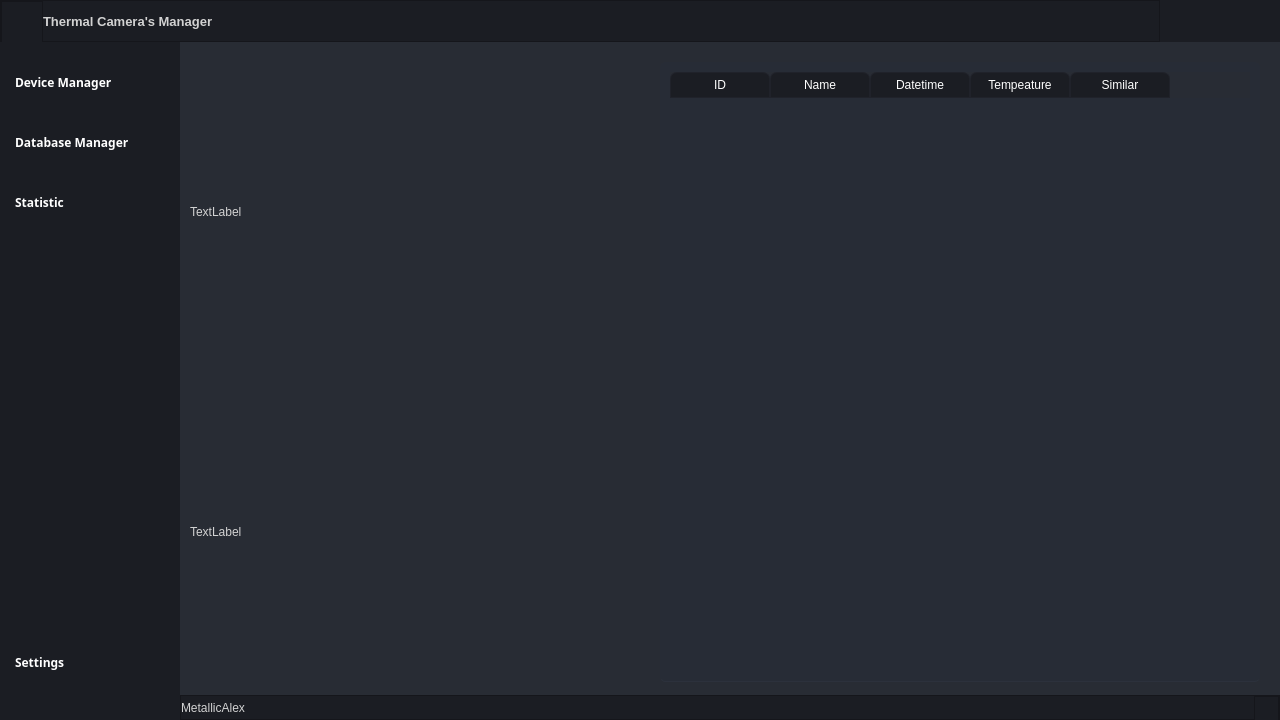
First picture: the form in widget/forms/form_main.ui, repository MetallicAlex/Thermal-Camera, before the edit.
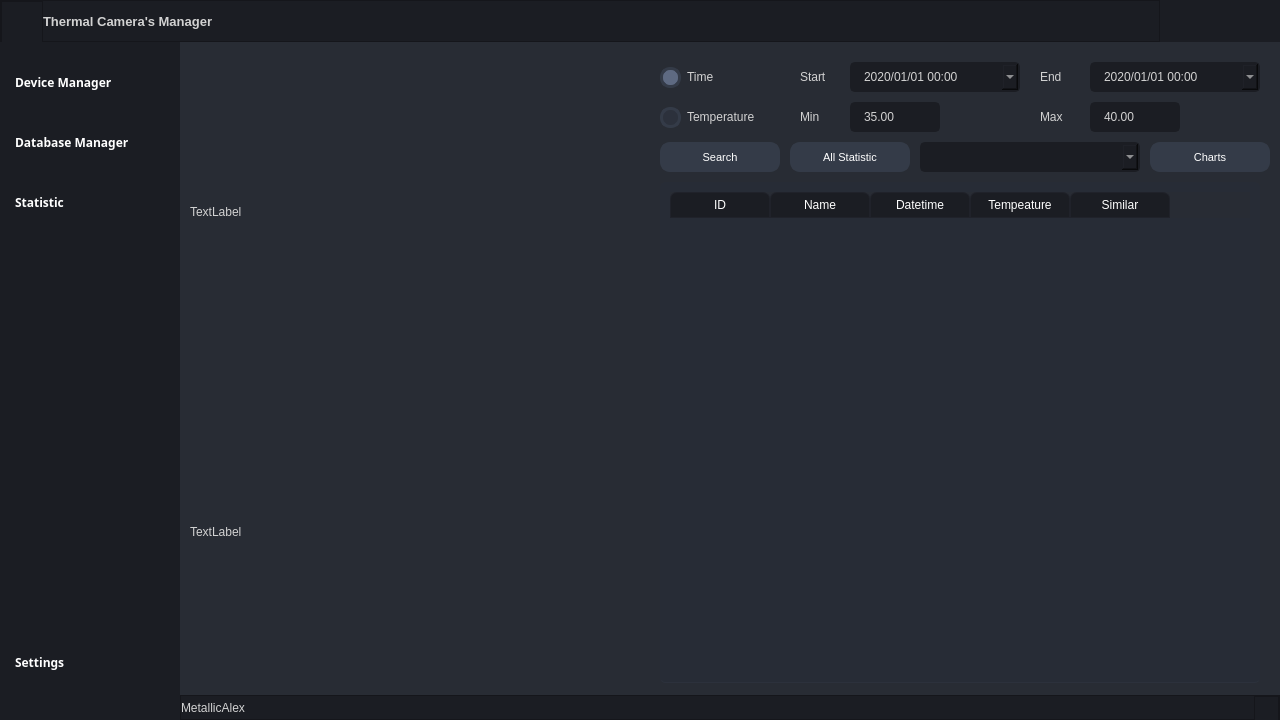
Second picture: the form after the edit. The open tabs and pages were chosen to show the change. Icons and pictures are not drawn.

Commit message: update interface of page statistic

```diff
--- a/widget/forms/form_main.ui
+++ b/widget/forms/form_main.ui
@@ -265,7 +265,118 @@
     background-color: rgb(65, 130, 195);
 }
 
-</string>
+/* DateTimeEdit */
+QDateTimeEdit {
+	background-color: rgb(27, 29, 35);
+	border-radius: 5px;
+	border: 2px solid rgb(27, 29, 35);
+	padding: 5px;
+	padding-left: 10px;
+}
+QDateTimeEdit :hover{
+	border: 2px solid rgb(64, 71, 88);
+}
+QDateTimeEdit::drop-down {
+	subcontrol-origin: padding;
+	subcontrol-position: top right;
+	width: 25px; 
+	border-left-width: 3px;
+	border-left-color: rgba(39, 44, 54, 150);
+	border-left-style: solid;
+	border-top-right-radius: 3px;
+	border-bottom-right-radius: 3px;	
+	background-image: url(:/16x16/data/resources/icons/16x16/cil-arrow-bottom.png);
+	background-position: center;
+	background-repeat: no-reperat;
+ }
+QDateTimeEdit QAbstractItemView {
+	color: rgb(85, 170, 255);	
+	background-color: rgb(27, 29, 35);
+	padding: 10px;
+	selection-background-color: rgb(39, 44, 54);
+}
+
+/* DoubleSpinBox */
+QDoubleSpinBox {
+	background-color: rgb(27, 29, 35);
+	border-radius: 5px;
+	border: 2px solid rgb(27, 29, 35);
+	padding: 5px;
+	padding-left: 10px;
+}
+QDoubleSpinBox :hover{
+	border: 2px solid rgb(64, 71, 88);
+}
+QDoubleSpinBox::up-arrow {
+	subcontrol-origin: padding;
+	subcontrol-position: top right;
+	width: 25px; 
+	border-left-width: 3px;
+	border-left-color: rgba(39, 44, 54, 150);
+	border-left-style: solid;
+	border-top-right-radius: 3px;
+	border-bottom-right-radius: 3px;	
+	background-image: url(:/16x16/data/resources/icons/16x16/cil-arrow-top.png);
+	background-position: center;
+	background-repeat: no-reperat;
+ }
+QDoubleSpinBox::down-arrow {
+	subcontrol-origin: padding;
+	subcontrol-position: top right;
+	width: 25px; 
+	border-left-width: 3px;
+	border-left-color: rgba(39, 44, 54, 150);
+	border-left-style: solid;
+	border-top-right-radius: 3px;
+	border-bottom-right-radius: 3px;	
+	background-image: url(:/16x16/data/resources/icons/16x16/cil-arrow-bottom.png);
+	background-position: center;
+	background-repeat: no-reperat;
+ }
+QDoubleSpinBox::up-button {
+	background-color: transparent;
+ }
+QDoubleSpinBox::down-button {
+	background-color: transparent;
+ }
+QDoubleSpinBox QAbstractItemView {
+	color: rgb(85, 170, 255);	
+	background-color: rgb(27, 29, 35);
+	padding: 10px;
+	selection-background-color: rgb(39, 44, 54);
+}
+
+/* Calendar Widget */
+QCalendarWidget QToolButton {
+	height: 40px;
+	width: 120px;
+	color: rgb(180,180,180);
+	font-size: 16px;
+	font: &quot;Segoe UI&quot;;
+	icon-size:20px, 20px;
+	background-color:black;
+}
+
+  /* header row */
+QCalendarWidget  QWidget
+{
+	alternate-background-color: rgb(52, 59, 72);
+}
+  /*normal days */
+QCalendarWidget QAbstractItemView:enabled {
+	font-size:12px;
+	font: &quot;Segoe UI&quot;;
+	color: rgb(180,180,180);
+	background-color: black;
+	selection-background-color: rgb(52, 59, 72); 
+	selection-color:rgb(85, 170, 255);
+}
+#qt_calendar_prevmonth{
+	qproperty-icon: url(:/16x16/data/resources/icons/16x16/cil-arrow-left.png);
+}
+#qt_calendar_nextmonth{
+	qproperty-icon: url(:/16x16/data/resources/icons/16x16/cil-arrow-right.png);
+}</string>
     </property>
     <property name="frameShape">
      <enum>QFrame::NoFrame</enum>
@@ -2062,9 +2173,9 @@
                <property name="geometry">
                 <rect>
                  <x>480</x>
-                 <y>20</y>
+                 <y>140</y>
                  <width>600</width>
-                 <height>620</height>
+                 <height>501</height>
                 </rect>
                </property>
                <property name="styleSheet">
@@ -2159,6 +2270,442 @@
                 </property>
                </column>
               </widget>
+              <widget class="QDateTimeEdit" name="dateTimeEdit_start">
+               <property name="geometry">
+                <rect>
+                 <x>670</x>
+                 <y>20</y>
+                 <width>170</width>
+                 <height>30</height>
+                </rect>
+               </property>
+               <property name="font">
+                <font>
+                 <family>Segoe UI</family>
+                 <pointsize>9</pointsize>
+                </font>
+               </property>
+               <property name="styleSheet">
+                <string notr="true">QDateTimeEdit{
+	background-color: rgb(27, 29, 35);
+	border-radius: 5px;
+	border: 2px solid rgb(27, 29, 35);
+	padding: 5px;
+	padding-left: 10px;
+}
+QDateTimeEdit:hover{
+	border: 2px solid rgb(64, 71, 88);
+}
+QDateTimeEdit QAbstractItemView {
+	color: rgb(85, 170, 255);	
+	background-color: rgb(27, 29, 35);
+	padding: 10px;
+	selection-background-color: rgb(39, 44, 54);
+}</string>
+               </property>
+               <property name="minimumDate">
+                <date>
+                 <year>2020</year>
+                 <month>1</month>
+                 <day>1</day>
+                </date>
+               </property>
+               <property name="displayFormat">
+                <string>yyyy/MM/dd HH:mm</string>
+               </property>
+               <property name="calendarPopup">
+                <bool>true</bool>
+               </property>
+              </widget>
+              <widget class="QDateTimeEdit" name="dateTimeEdit_end">
+               <property name="geometry">
+                <rect>
+                 <x>910</x>
+                 <y>20</y>
+                 <width>170</width>
+                 <height>30</height>
+                </rect>
+               </property>
+               <property name="font">
+                <font>
+                 <family>Segoe UI</family>
+                 <pointsize>9</pointsize>
+                </font>
+               </property>
+               <property name="styleSheet">
+                <string notr="true">QDateTimeEdit {
+	background-color: rgb(27, 29, 35);
+	border-radius: 5px;
+	border: 2px solid rgb(27, 29, 35);
+	padding-left: 10px;
+}
+QDateTimeEdit:hover {
+	border: 2px solid rgb(64, 71, 88);
+}
+QDateTimeEdit:focus {
+	border: 2px solid rgb(91, 101, 124);
+}</string>
+               </property>
+               <property name="minimumDate">
+                <date>
+                 <year>2020</year>
+                 <month>1</month>
+                 <day>1</day>
+                </date>
+               </property>
+               <property name="displayFormat">
+                <string>yyyy/MM/dd HH:mm</string>
+               </property>
+               <property name="calendarPopup">
+                <bool>true</bool>
+               </property>
+              </widget>
+              <widget class="QLabel" name="label_start_time">
+               <property name="geometry">
+                <rect>
+                 <x>620</x>
+                 <y>20</y>
+                 <width>40</width>
+                 <height>30</height>
+                </rect>
+               </property>
+               <property name="font">
+                <font>
+                 <family>Segoe UI</family>
+                 <pointsize>9</pointsize>
+                </font>
+               </property>
+               <property name="text">
+                <string>Start</string>
+               </property>
+              </widget>
+              <widget class="QLabel" name="label_end_time">
+               <property name="geometry">
+                <rect>
+                 <x>860</x>
+                 <y>20</y>
+                 <width>40</width>
+                 <height>30</height>
+                </rect>
+               </property>
+               <property name="font">
+                <font>
+                 <family>Segoe UI</family>
+                 <pointsize>9</pointsize>
+                </font>
+               </property>
+               <property name="text">
+                <string>End</string>
+               </property>
+              </widget>
+              <widget class="QRadioButton" name="radiobutton_time">
+               <property name="geometry">
+                <rect>
+                 <x>480</x>
+                 <y>20</y>
+                 <width>120</width>
+                 <height>30</height>
+                </rect>
+               </property>
+               <property name="font">
+                <font>
+                 <family>Segoe UI</family>
+                 <pointsize>9</pointsize>
+                </font>
+               </property>
+               <property name="styleSheet">
+                <string notr="true"/>
+               </property>
+               <property name="text">
+                <string>Time</string>
+               </property>
+               <property name="checked">
+                <bool>true</bool>
+               </property>
+              </widget>
+              <widget class="QRadioButton" name="radiobutton_temperature">
+               <property name="geometry">
+                <rect>
+                 <x>480</x>
+                 <y>60</y>
+                 <width>120</width>
+                 <height>30</height>
+                </rect>
+               </property>
+               <property name="font">
+                <font>
+                 <family>Segoe UI</family>
+                 <pointsize>9</pointsize>
+                </font>
+               </property>
+               <property name="text">
+                <string>Temperature</string>
+               </property>
+              </widget>
+              <widget class="QLabel" name="label_min_temperature">
+               <property name="geometry">
+                <rect>
+                 <x>620</x>
+                 <y>60</y>
+                 <width>40</width>
+                 <height>30</height>
+                </rect>
+               </property>
+               <property name="font">
+                <font>
+                 <family>Segoe UI</family>
+                 <pointsize>9</pointsize>
+                </font>
+               </property>
+               <property name="text">
+                <string>Min</string>
+               </property>
+              </widget>
+              <widget class="QDoubleSpinBox" name="doubleSpinBox_min_temperature">
+               <property name="geometry">
+                <rect>
+                 <x>670</x>
+                 <y>60</y>
+                 <width>90</width>
+                 <height>30</height>
+                </rect>
+               </property>
+               <property name="styleSheet">
+                <string notr="true">QDoubleSpinBox {
+	background-color: rgb(27, 29, 35);
+	border-radius: 5px;
+	border: 2px solid rgb(27, 29, 35);
+	padding-left: 10px;
+}
+QDoubleSpinBox:hover {
+	border: 2px solid rgb(64, 71, 88);
+}
+QDoubleSpinBox:focus {
+	border: 2px solid rgb(91, 101, 124);
+}</string>
+               </property>
+               <property name="minimum">
+                <double>35.000000000000000</double>
+               </property>
+               <property name="maximum">
+                <double>40.000000000000000</double>
+               </property>
+               <property name="singleStep">
+                <double>0.100000000000000</double>
+               </property>
+              </widget>
+              <widget class="QDoubleSpinBox" name="doubleSpinBox_max_temperature">
+               <property name="geometry">
+                <rect>
+                 <x>910</x>
+                 <y>60</y>
+                 <width>90</width>
+                 <height>30</height>
+                </rect>
+               </property>
+               <property name="styleSheet">
+                <string notr="true">QDoubleSpinBox {
+	background-color: rgb(27, 29, 35);
+	border-radius: 5px;
+	border: 2px solid rgb(27, 29, 35);
+	padding-left: 10px;
+}
+QDoubleSpinBox:hover {
+	border: 2px solid rgb(64, 71, 88);
+}
+QDoubleSpinBox:focus {
+	border: 2px solid rgb(91, 101, 124);
+}</string>
+               </property>
+               <property name="minimum">
+                <double>35.000000000000000</double>
+               </property>
+               <property name="maximum">
+                <double>40.000000000000000</double>
+               </property>
+               <property name="singleStep">
+                <double>0.100000000000000</double>
+               </property>
+               <property name="value">
+                <double>40.000000000000000</double>
+               </property>
+              </widget>
+              <widget class="QLabel" name="label_max_temperature">
+               <property name="geometry">
+                <rect>
+                 <x>860</x>
+                 <y>60</y>
+                 <width>40</width>
+                 <height>30</height>
+                </rect>
+               </property>
+               <property name="font">
+                <font>
+                 <family>Segoe UI</family>
+                 <pointsize>9</pointsize>
+                </font>
+               </property>
+               <property name="text">
+                <string>Max</string>
+               </property>
+              </widget>
+              <widget class="QPushButton" name="button_search_statistics">
+               <property name="geometry">
+                <rect>
+                 <x>480</x>
+                 <y>100</y>
+                 <width>120</width>
+                 <height>30</height>
+                </rect>
+               </property>
+               <property name="font">
+                <font>
+                 <family>Segoe UI</family>
+                 <pointsize>8</pointsize>
+                </font>
+               </property>
+               <property name="styleSheet">
+                <string notr="true">QPushButton {
+	border: 2px solid rgb(52, 59, 72);
+	border-radius: 10px;	
+	background-color: rgb(52, 59, 72);
+	color: rgb(255, 255, 255);
+}
+QPushButton:hover {
+	background-color: rgb(57, 65, 80);
+	color: rgb(227, 227, 227);
+	border: 2px solid rgb(61, 70, 86);
+}
+QPushButton:pressed {	
+	background-color: rgb(35, 40, 49);
+	color: rgb(255, 255, 255);
+	border: 2px solid rgb(43, 50, 61);
+}</string>
+               </property>
+               <property name="text">
+                <string>Search</string>
+               </property>
+               <property name="icon">
+                <iconset resource="../files.qrc">
+                 <normaloff>:/16x16/data/resources/icons/16x16/cil-magnifying-glass.png</normaloff>:/16x16/data/resources/icons/16x16/cil-magnifying-glass.png</iconset>
+               </property>
+              </widget>
+              <widget class="QComboBox" name="comboBox_employees">
+               <property name="geometry">
+                <rect>
+                 <x>740</x>
+                 <y>100</y>
+                 <width>220</width>
+                 <height>30</height>
+                </rect>
+               </property>
+               <property name="font">
+                <font>
+                 <family>Segoe UI</family>
+                 <pointsize>9</pointsize>
+                </font>
+               </property>
+               <property name="styleSheet">
+                <string notr="true">QComboBox{
+	background-color: rgb(27, 29, 35);
+	border-radius: 5px;
+	border: 2px solid rgb(27, 29, 35);
+	padding: 5px;
+	padding-left: 10px;
+}
+QComboBox:hover{
+	border: 2px solid rgb(64, 71, 88);
+}
+QComboBox QAbstractItemView {
+	color: rgb(85, 170, 255);	
+	background-color: rgb(27, 29, 35);
+	padding: 10px;
+	selection-background-color: rgb(39, 44, 54);
+}</string>
+               </property>
+              </widget>
+              <widget class="QPushButton" name="button_person_plot">
+               <property name="geometry">
+                <rect>
+                 <x>970</x>
+                 <y>100</y>
+                 <width>120</width>
+                 <height>30</height>
+                </rect>
+               </property>
+               <property name="font">
+                <font>
+                 <family>Segoe UI</family>
+                 <pointsize>8</pointsize>
+                </font>
+               </property>
+               <property name="styleSheet">
+                <string notr="true">QPushButton {
+	border: 2px solid rgb(52, 59, 72);
+	border-radius: 10px;	
+	background-color: rgb(52, 59, 72);
+	color: rgb(255, 255, 255);
+}
+QPushButton:hover {
+	background-color: rgb(57, 65, 80);
+	color: rgb(227, 227, 227);
+	border: 2px solid rgb(61, 70, 86);
+}
+QPushButton:pressed {	
+	background-color: rgb(35, 40, 49);
+	color: rgb(255, 255, 255);
+	border: 2px solid rgb(43, 50, 61);
+}</string>
+               </property>
+               <property name="text">
+                <string>Charts</string>
+               </property>
+               <property name="icon">
+                <iconset resource="../files.qrc">
+                 <normaloff>:/16x16/data/resources/icons/16x16/cil-chart.png</normaloff>:/16x16/data/resources/icons/16x16/cil-chart.png</iconset>
+               </property>
+              </widget>
+              <widget class="QPushButton" name="button_all_statistic">
+               <property name="geometry">
+                <rect>
+                 <x>610</x>
+                 <y>100</y>
+                 <width>120</width>
+                 <height>30</height>
+                </rect>
+               </property>
+               <property name="font">
+                <font>
+                 <family>Segoe UI</family>
+                 <pointsize>8</pointsize>
+                </font>
+               </property>
+               <property name="styleSheet">
+                <string notr="true">QPushButton {
+	border: 2px solid rgb(52, 59, 72);
+	border-radius: 10px;	
+	background-color: rgb(52, 59, 72);
+	color: rgb(255, 255, 255);
+}
+QPushButton:hover {
+	background-color: rgb(57, 65, 80);
+	color: rgb(227, 227, 227);
+	border: 2px solid rgb(61, 70, 86);
+}
+QPushButton:pressed {	
+	background-color: rgb(35, 40, 49);
+	color: rgb(255, 255, 255);
+	border: 2px solid rgb(43, 50, 61);
+}</string>
+               </property>
+               <property name="text">
+                <string>All Statistic</string>
+               </property>
+               <property name="icon">
+                <iconset resource="../files.qrc">
+                 <normaloff>:/16x16/data/resources/icons/16x16/cil-reload.png</normaloff>:/16x16/data/resources/icons/16x16/cil-reload.png</iconset>
+               </property>
+              </widget>
              </widget>
              <widget class="QWidget" name="page_settings"/>
             </widget>
```
Left out of the diff: 38 changed lines with no effect on the pictures. The commit also changes 4 other files.
